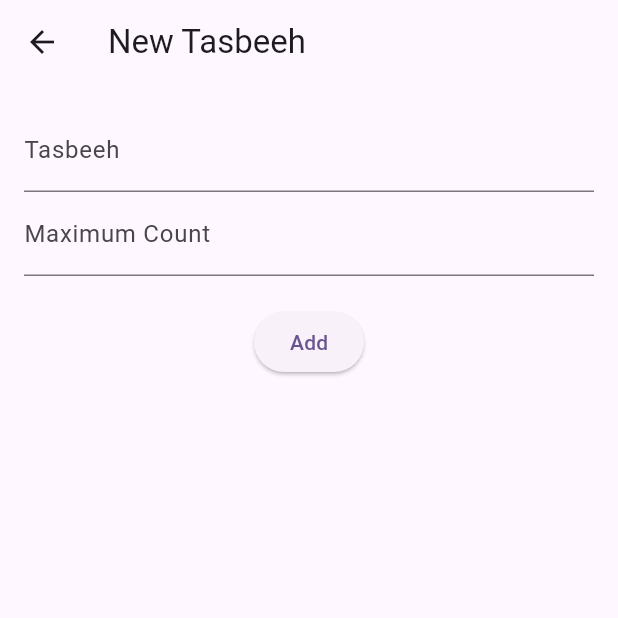
After one commit to EngFaizan/Islamic_Tasbih, a Flutter app: the screen it shows after launch, after a tap on the "add" icon, on a phone screen of 412 x 824 dp, the top half of it. The commit adds this screen. Run offline on Flutter 3.47's test engine with Material 3 defaults, Android fonts, the phone set to English and light mode, and no system bars; our stand-ins replace sqflite; accounts and stored records are empty.

Commit message:
Added Database for local storage using Sqflite. Updated the app so that user can enter a tashbeeh of it's own and the count then the cycles will be recorded when the max count reached.

```diff
--- /dev/null
+++ b/tasbeeh/lib/AddNewTasbeeh.dart
@@ -0,0 +1,57 @@
+import 'package:flutter/material.dart';
+import 'DataBaseHelper.dart';
+
+class AddTasbeehPage extends StatefulWidget {
+  @override
+  _AddTasbeehPageState createState() => _AddTasbeehPageState();
+}
+
+class _AddTasbeehPageState extends State<AddTasbeehPage> {
+  final TextEditingController _tasbeehController = TextEditingController();
+  final TextEditingController _countController = TextEditingController();
+
+  Future<void> _saveTasbeeh() async {
+    String tasbeeh = _tasbeehController.text;
+    int? maxCount = int.tryParse(_countController.text);
+    if (tasbeeh.isNotEmpty && maxCount != null) {
+      final dbHelper = DatabaseHelper();
+      await dbHelper.insertTasbeeh({
+        'tasbeeh': tasbeeh,
+        'maxCount': maxCount,
+        'totalCycles': 0,
+        'currentCount': 0,
+      });
+      Navigator.pop(context);
+    }
+  }
+
+  @override
+  Widget build(BuildContext context) {
+    return Scaffold(
+      appBar: AppBar(
+        title: const Text('New Tasbeeh'),
+      ),
+      body: Padding(
+        padding: const EdgeInsets.all(16.0),
+        child: Column(
+          children: [
+            TextField(
+              controller: _tasbeehController,
+              decoration: const InputDecoration(labelText: 'Tasbeeh'),
+            ),
+            TextField(
+              controller: _countController,
+              decoration: const InputDecoration(labelText: 'Maximum Count'),
+              keyboardType: TextInputType.number,
+            ),
+            const SizedBox(height: 20),
+            ElevatedButton(
+              onPressed: _saveTasbeeh,
+              child: const Text('Add'),
+            ),
+          ],
+        ),
+      ),
+    );
+  }
+}
--- /dev/null
+++ b/tasbeeh/lib/DataBaseHelper.dart
@@ -0,0 +1,66 @@
+import 'package:sqflite/sqflite.dart';
+import 'package:path/path.dart';
+
+class DatabaseHelper {
+  static final DatabaseHelper _instance = DatabaseHelper._internal();
+  factory DatabaseHelper() => _instance;
+  static Database? _database;
+
+  DatabaseHelper._internal();
+
+  Future<Database> get database async {
+    if (_database != null) return _database!;
+    _database = await _initDatabase();
+    return _database!;
+  }
+
+  Future<Database> _initDatabase() async {
+    String path = join(await getDatabasesPath(), 'tasbeehat.db');
+    return await openDatabase(
+      path,
+      version: 1,
+      onCreate: (db, version) {
+        return db.execute(
+          '''
+          CREATE TABLE tasbeehat(
+            id INTEGER PRIMARY KEY AUTOINCREMENT,
+            tasbeeh TEXT,
+            maxCount INTEGER,
+            totalCycles INTEGER,
+            currentCount INTEGER
+          )
+          ''',
+        );
+      },
+    );
+  }
+
+  Future<int> insertTasbeeh(Map<String, dynamic> tasbeeh) async {
+    final db = await database;
+    return await db.insert('tasbeehat', tasbeeh);
+  }
+
+  Future<List<Map<String, dynamic>>> getTasbeehat() async {
+    final db = await database;
+    return await db.query('tasbeehat');
+  }
+
+  Future<int> updateTasbeeh(int id, Map<String, dynamic> tasbeeh) async {
+    final db = await database;
+    return await db.update(
+      'tasbeehat',
+      tasbeeh,
+      where: 'id = ?',
+      whereArgs: [id],
+    );
+  }
+
+  Future<int> deleteTasbeeh(int id) async {
+    final db = await database;
+    return await db.delete(
+      'tasbeehat',
+      where: 'id = ?',
+      whereArgs: [id],
+    );
+  }
+}
--- a/tasbeeh/lib/HomePage.dart
+++ b/tasbeeh/lib/HomePage.dart
@@ -1,25 +1,55 @@
 import 'package:flutter/material.dart';
+import 'AddNewTasbeeh.dart';
+import 'DataBaseHelper.dart';
+import 'TasbeehCounter.dart';
 
 class HomePage extends StatefulWidget {
-  const HomePage({super.key, required this.title});
-  final String title;
+  const HomePage({super.key});
 
   @override
   State<HomePage> createState() => HomePageState();
 }
 
 class HomePageState extends State<HomePage> {
-  int _counter = 0;
+  List<Map<String, dynamic>> _tasbeehat = [];
 
-  void _incrementCounter() {
+  @override
+  void initState() {
+    super.initState();
+    _loadTasbeehat();
+  }
+
+  Future<void> _loadTasbeehat() async {
+    final dbHelper = DatabaseHelper();
+    List<Map<String, dynamic>> tasbeehat = await dbHelper.getTasbeehat();
     setState(() {
-      _counter++;
+      _tasbeehat = tasbeehat;
     });
   }
 
-  void _resetCounter() {
-    setState(() {
-      _counter = 0;
+  void _navigateToAddTasbeeh() {
+    Navigator.push(
+      context,
+      MaterialPageRoute(builder: (context) => AddTasbeehPage()),
+    ).then((_) {
+      _loadTasbeehat();
+    });
+  }
+
+  void _navigateToTasbeehCounter(Map<String, dynamic> tasbeeh) {
+    Navigator.push(
+      context,
+      MaterialPageRoute(
+        builder: (context) => TasbeehCounter(
+          id: tasbeeh['id'],
+          tasbeeh: tasbeeh['tasbeeh'],
+          maximumCount: tasbeeh['maxCount'],
+          currentCount: tasbeeh['currentCount'],
+          totalCycles: tasbeeh['totalCycles'],
+        ),
+      ),
+    ).then((_) {
+      _loadTasbeehat();
     });
   }
 
@@ -27,96 +57,41 @@ class HomePageState extends State<HomePage> {
   Widget build(BuildContext context) {
     return Scaffold(
       appBar: AppBar(
-        backgroundColor: Theme.of(context).colorScheme.primary,
-        title: Center(
-            child: Text(widget.title,
-              style: const TextStyle(
+        title: const Center(
+          child: Text('Tasbeehat',
+            style: TextStyle(
                 fontSize: 30,
-                fontWeight: FontWeight.w700,
-                color: Colors.black87
-              ),
-            )
+                fontWeight: FontWeight.w700
             ),
           ),
-      body: Center(
-        child: Container(
-          width: double.infinity,
-          height: double.infinity,
-          color: Colors.white,
-          child: Column(
-            mainAxisAlignment: MainAxisAlignment.center,
-            children: <Widget>[
-              Image.asset('assets/images/masjid.webp'),
+        ),
+        backgroundColor: Theme.of(context).colorScheme.primary,
+      ),
+      body: Column(
+        children: [
           Expanded(
-                child: Container(
-                  // decoration: const BoxDecoration(
-                  //   image: DecorationImage(
-                  //     image: AssetImage('assets/images/background.png'),
-                  //     fit: BoxFit.cover,
-                  //   ),
-                  // ),
-                  child: Center(
-                    child: Column(
-                      mainAxisAlignment: MainAxisAlignment.center,
-                      children: [
-                        const Text(
-                          'You have read your tasbeeh this many time(s):',
-                          textAlign: TextAlign.center,
-                          style: TextStyle(
-                            fontSize: 24,
-                            fontWeight: FontWeight.w900,
-                            color: Colors.deepPurple,
-                          ),
-                        ),
-                        const SizedBox(height: 20,),
-                        Text(
-                          '$_counter',
-                          style: Theme.of(context).textTheme.headlineMedium?.copyWith(
-                              color: Colors.deepPurple,
-                              fontSize: 100,
-                              fontWeight: FontWeight.w900
+            child: ListView.builder(
+              itemCount: _tasbeehat.length,
+              itemBuilder: (context, index) {
+                var tasbeeh = _tasbeehat[index];
+                return ListTile(
+                  title: Text(tasbeeh['tasbeeh']),
+                  subtitle: Text('Max Count: ${tasbeeh['maxCount']} | Cycles: ${tasbeeh['totalCycles']}'),
+                  onTap: () => _navigateToTasbeehCounter(tasbeeh),
+                );
+              },
             ),
           ),
           ElevatedButton(
-                          onPressed: _incrementCounter,
             style: ElevatedButton.styleFrom(
                 backgroundColor: Colors.white.withOpacity(0.3),
-                              shape: const CircleBorder(),
-                              padding: const EdgeInsets.all(70),
-                              side: const BorderSide(color: Colors.black, width: 3)
+                side: const BorderSide(color: Colors.black, width: 2)
             ),
-                          child: const Text('Add Count',
-                            style: TextStyle(
-                                color: Colors.black,
-                                fontSize: 30,
-                                fontWeight: FontWeight.w900
+            onPressed: _navigateToAddTasbeeh,
+            child: const Icon(Icons.add, color: Colors.deepPurple, size: 50,),
           ),
-                          ),
-                        ),
+          const SizedBox(height: 20,)
         ],
-                    ),
-                  ),
-                ),
-              ),
-              const SizedBox(width: 20), // Added some space between buttons
-              ElevatedButton(
-                onPressed: _resetCounter,
-                style: ElevatedButton.styleFrom(
-                    backgroundColor: Colors.white.withOpacity(0.3),
-                    side: const BorderSide(color: Colors.black, width: 3)
-                ),
-                child: const Text('Reset Count',
-                  style: TextStyle(
-                      color: Colors.black,
-                      fontSize: 20,
-                      fontWeight: FontWeight.w900
-                  ),
-                ),
-              ),
-              const SizedBox(height: 20), // Added some space at the bottom
-            ],
-          ),
-        ),
       ),
     );
   }
--- a/tasbeeh/lib/SplashScreen.dart
+++ b/tasbeeh/lib/SplashScreen.dart
@@ -14,7 +14,7 @@ class SplashScreenState extends State<Splashscreen>{
     Timer(const Duration(seconds: 3), () {
       // Navigate to the home screen after 3 seconds
       Navigator.of(context).pushReplacement(MaterialPageRoute(
-        builder: (context) => const HomePage(title: "Tasbeeh Counter"),
+        builder: (context) => const HomePage(),
       ));
     });
   }
@@ -27,7 +27,9 @@ class SplashScreenState extends State<Splashscreen>{
           width: double.infinity,
           height: double.infinity,
           color: Theme.of(context).colorScheme.inversePrimary,
-          child: Image.asset('assets/images/background.png'),
+          child: Image.asset('assets/images/splashscreen.png',
+            fit: BoxFit.contain,
+          ),
         )
       ),
     );
--- a/tasbeeh/lib/main.dart
+++ b/tasbeeh/lib/main.dart
@@ -1,6 +1,5 @@
 import 'package:flutter/material.dart';
 import 'package:tasbeeh/SplashScreen.dart';
-import 'HomePage.dart';
 
 void main() {
   runApp(const MyApp());
--- a/tasbeeh/pubspec.yaml
+++ b/tasbeeh/pubspec.yaml
@@ -35,6 +35,8 @@ dependencies:
   # The following adds the Cupertino Icons font to your application.
   # Use with the CupertinoIcons class for iOS style icons.
   cupertino_icons: ^1.0.6
+  sqflite: ^2.3.3+1
+  path: ^1.9.0
 
 dev_dependencies:
   flutter_test:
```
Also changed, not shown: tasbeeh/lib/TasbeehCounter.dart (added, +187 -0 lines), tasbeeh/assets/images/splashscreen.png (added), tasbeeh/assets/images/tasbeeh.png (deleted), tasbeeh/pubspec.lock, 1 other file. Lines whose indentation alone changed are shown as unchanged.
